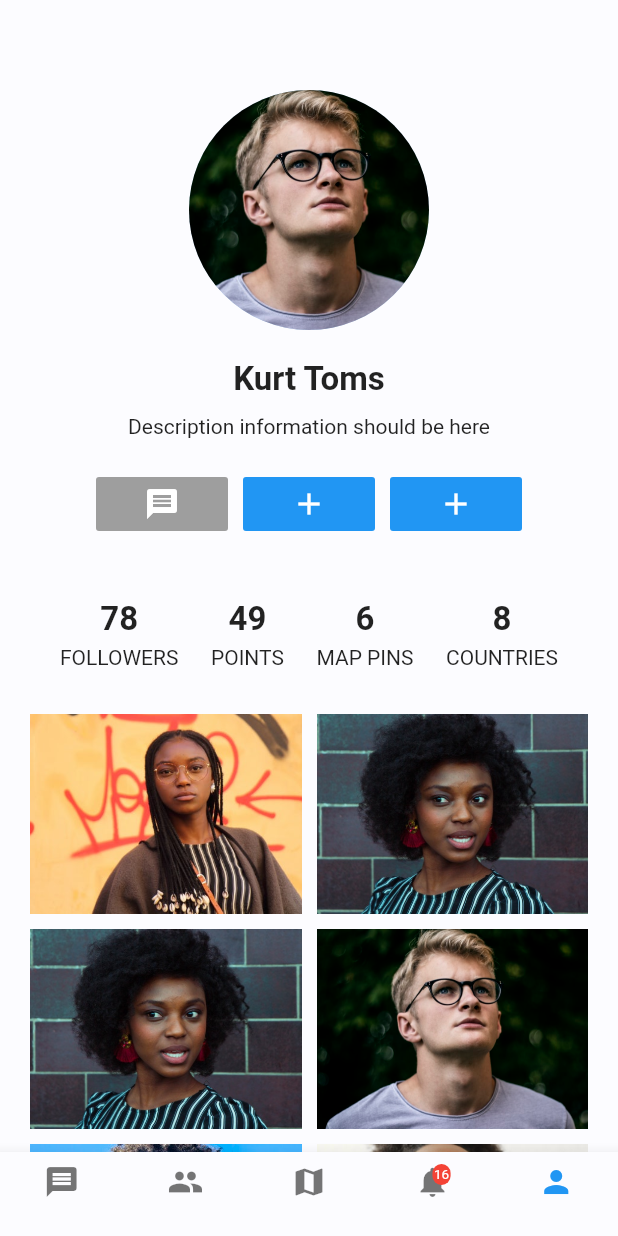
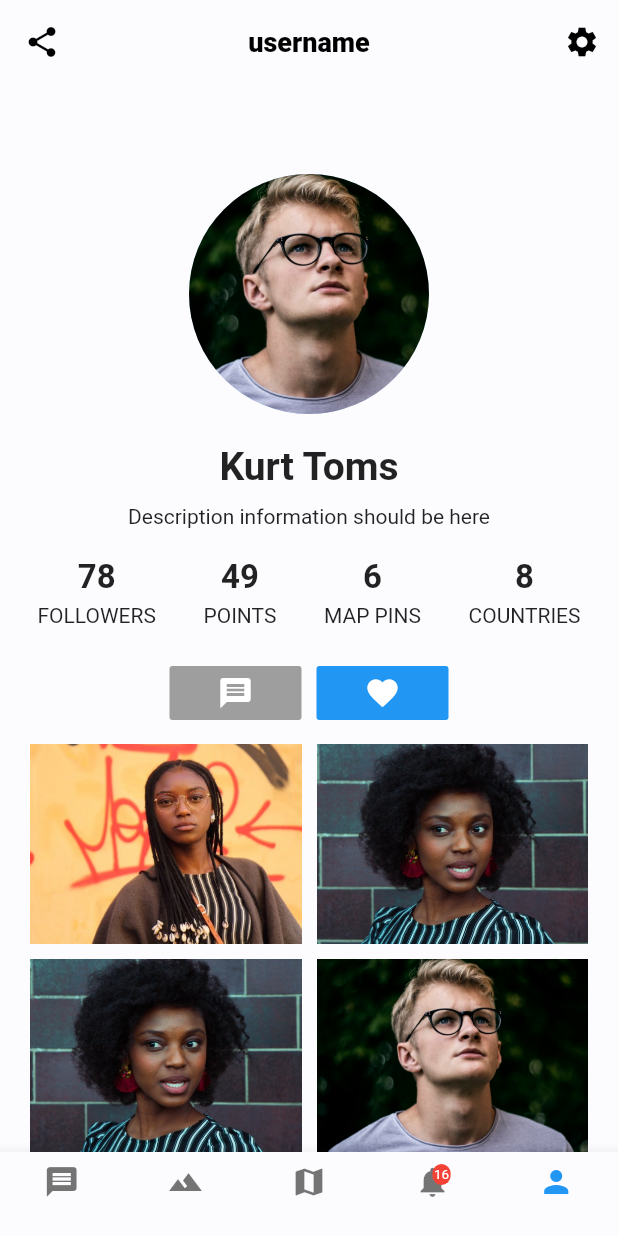
Before and after one commit to arron-murray/social-app, a Flutter app: the screen it shows after launch, swiped to page 5, on a phone screen of 412 x 824 dp. Run offline on Flutter 3.47's test engine with Material 2 defaults, Android fonts, the phone set to English and light mode, and no system bars; our stand-ins replace google_maps_flutter.

Commit message:
** Added new page and map

```diff
--- a/lib/screens/conversation.dart
+++ b/lib/screens/conversation.dart
@@ -1,7 +1,6 @@
 import 'package:flutter/material.dart';
 import 'package:social_app_ui/util/data.dart';
 import 'dart:math';
-
 import 'package:social_app_ui/widgets/chat_bubble.dart';
 
 
@@ -164,7 +163,7 @@ class _ConversationState extends State<Conversation> {
 
                         trailing: IconButton(
                           icon: Icon(
-                            Icons.mic,
+                            Icons.arrow_forward_ios,
                             color: Theme.of(context).accentColor,
                           ),
                           onPressed: (){},
--- a/lib/screens/main_screen.dart
+++ b/lib/screens/main_screen.dart
@@ -1,10 +1,11 @@
 import 'package:flutter/material.dart';
 import 'package:social_app_ui/screens/chats.dart';
-import 'package:social_app_ui/screens/friends.dart';
 import 'package:social_app_ui/screens/home.dart';
 import 'package:social_app_ui/screens/notifications.dart';
 import 'package:social_app_ui/screens/profile.dart';
 import 'package:social_app_ui/widgets/icon_badge.dart';
+import 'package:social_app_ui/screens/feed.dart';
+
 
 class MainScreen extends StatefulWidget {
   @override
@@ -25,7 +26,7 @@ class _MainScreenState extends State<MainScreen> {
         onPageChanged: onPageChanged,
         children: <Widget>[
           Chats(),
-          Friends(),
+          Feed(),
           Home(),
           Notifications(),
           Profile(),
@@ -56,7 +57,7 @@ class _MainScreenState extends State<MainScreen> {
 
             BottomNavigationBarItem(
               icon: Icon(
-                Icons.group,
+                Icons.filter_hdr,
               ),
               title: Container(height: 0.0),
             ),
--- a/lib/screens/profile.dart
+++ b/lib/screens/profile.dart
@@ -13,6 +13,26 @@ class _ProfileState extends State<Profile> {
   @override
   Widget build(BuildContext context) {
     return Scaffold(
+      appBar: AppBar(
+        leading: IconButton(
+          icon: Icon(
+            Icons.share,
+          ),
+          onPressed: ()=>Navigator.pop(context),
+        ),
+
+        title: Text("username"),
+        centerTitle: true,
+        actions: <Widget>[
+
+          IconButton(
+            icon: Icon(
+              Icons.settings,
+            ),
+            onPressed: (){},
+          ),
+        ],
+      ),
       body: SingleChildScrollView(
         padding: EdgeInsets.symmetric(horizontal: 10),
         child: Container(
@@ -34,7 +54,7 @@ class _ProfileState extends State<Profile> {
                 names[random.nextInt(10)],
                 style: TextStyle(
                   fontWeight: FontWeight.bold,
-                  fontSize: 22,
+                  fontSize: 26,
                 ),
               ),
               SizedBox(height: 10),
@@ -45,43 +65,10 @@ class _ProfileState extends State<Profile> {
                 ),
               ),
               SizedBox(height: 20),
-              Row(
-                mainAxisSize: MainAxisSize.min,
-                children: <Widget>[
-                  FlatButton(
-                    child: Icon(
-                      Icons.message,
-                      color: Colors.white,
-                    ),
-                    color: Colors.grey,
-                    onPressed: (){},
-                  ),
-                  SizedBox(width: 10),
-                  FlatButton(
-                    child: Icon(
-                      Icons.add,
-                      color: Colors.white,
-                    ),
-                    color: Theme.of(context).accentColor,
-                    onPressed: (){},
-                  ),
-                  SizedBox(width: 10),
-                  FlatButton(
-                    child: Icon(
-                      Icons.add,
-                      color: Colors.white,
-                    ),
-                    color: Theme.of(context).accentColor,
-                    onPressed: (){},
-                  ),
 
-                ],
-              ),
-
-              SizedBox(height: 40),
 
               Padding(
-                padding: EdgeInsets.symmetric(horizontal: 30),
+                padding: EdgeInsets.symmetric(horizontal: 15),
                 child: Row(
                   mainAxisAlignment: MainAxisAlignment.spaceBetween,
                   children: <Widget>[
@@ -160,6 +147,30 @@ class _ProfileState extends State<Profile> {
                 ),
               ),
               SizedBox(height: 20),
+              Row(
+                mainAxisSize: MainAxisSize.max,
+                mainAxisAlignment: MainAxisAlignment.center,
+                children: <Widget>[
+                  FlatButton(
+                    child: Icon(
+                      Icons.message,
+                      color: Colors.white,
+                    ),
+                    color: Colors.grey,
+                    onPressed: (){},
+                  ),
+                  SizedBox(width: 10),
+                  FlatButton(
+                    child: Icon(
+                      Icons.favorite,
+                      color: Colors.white,
+                    ),
+                    color: Theme.of(context).accentColor,
+                    onPressed: (){},
+                  ),
+              ],
+              ),
+
               GridView.builder(
                 shrinkWrap: true,
                 physics: NeverScrollableScrollPhysics(),
--- a/lib/widgets/icon_badge.dart
+++ b/lib/widgets/icon_badge.dart
@@ -37,7 +37,7 @@ class _IconBadgeState extends State<IconBadge> {
             padding: EdgeInsets.all(1),
             decoration: BoxDecoration(
               color: Colors.red,
-              borderRadius: BorderRadius.circular(6),
+              borderRadius: BorderRadius.circular(10),
             ),
             constraints: BoxConstraints(
               minWidth: 11,
--- a/pubspec.yaml
+++ b/pubspec.yaml
@@ -23,6 +23,7 @@ dependencies:
   # The following adds the Cupertino Icons font to your application.
   # Use with the CupertinoIcons class for iOS style icons.
   cupertino_icons: ^0.1.2
+  google_maps_flutter:
 
 dev_dependencies:
   flutter_test:
```
Also changed, not shown: lib/screens/feed.dart (added, +50 -0 lines), lib/screens/home.dart (+55 -31 lines), pubspec.lock, 2 other files.
